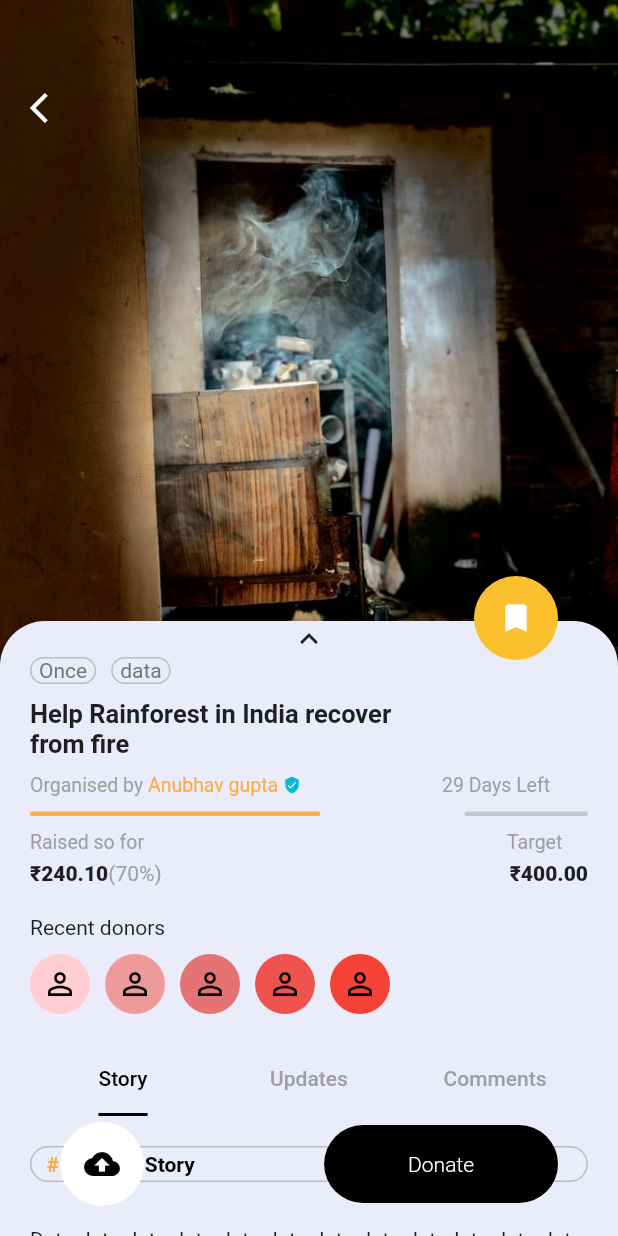
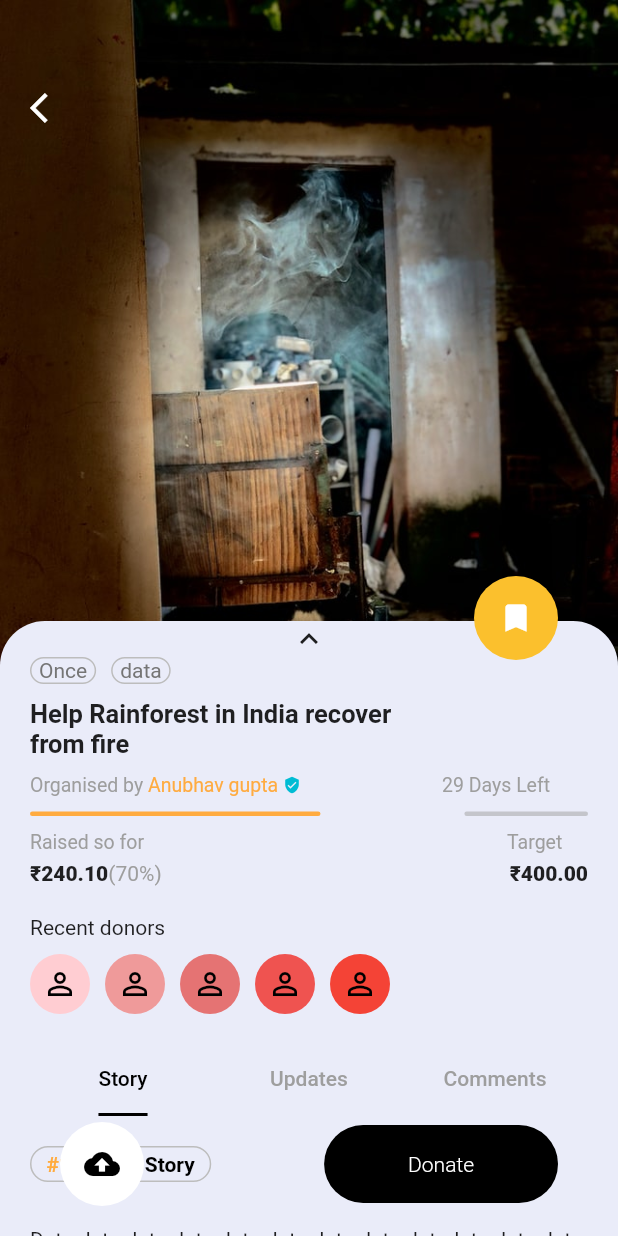
Before and after one commit to Devang2010/fd_app, a Flutter app: the DetailScreen screen opened directly, on a phone screen of 412 x 824 dp. Run offline on Flutter 3.47's test engine with Material 2 defaults, Android fonts, the phone set to English and light mode, and no system bars.

Commit message:
Update slideupcontainer.dart

```diff
--- a/lib/screens/details/components/slideupcontainer.dart
+++ b/lib/screens/details/components/slideupcontainer.dart
@@ -40,9 +40,11 @@ class _SlideUpContainerState extends State<SlideUpContainer> {
               ),
               child: Padding(
                 padding: const EdgeInsets.symmetric(horizontal: 20.0),
-                child: ListView(
-                  shrinkWrap: true,
-                  padding: EdgeInsets.zero,
+                child: SingleChildScrollView(
+                  child: Column(
+                    crossAxisAlignment: CrossAxisAlignment.start,
+                    // shrinkWrap: true,
+                    // padding: EdgeInsets.zero,
                     children: <Widget>[
                       Center(
                         child: InkWell(
@@ -98,6 +100,7 @@ class _SlideUpContainerState extends State<SlideUpContainer> {
                 ),
               ),
             ),
+          ),
           BookMarkButton(),
         ],
       ),
@@ -113,6 +116,7 @@ class TopStory extends StatelessWidget {
   @override
   Widget build(BuildContext context) {
     return Container(
+      // width: 50,
       padding: EdgeInsets.symmetric(horizontal: 10.0, vertical: 3.0),
       decoration: BoxDecoration(
         border: Border.all(color: Colors.grey[400]),
```
Lines whose indentation alone changed are shown as unchanged.
